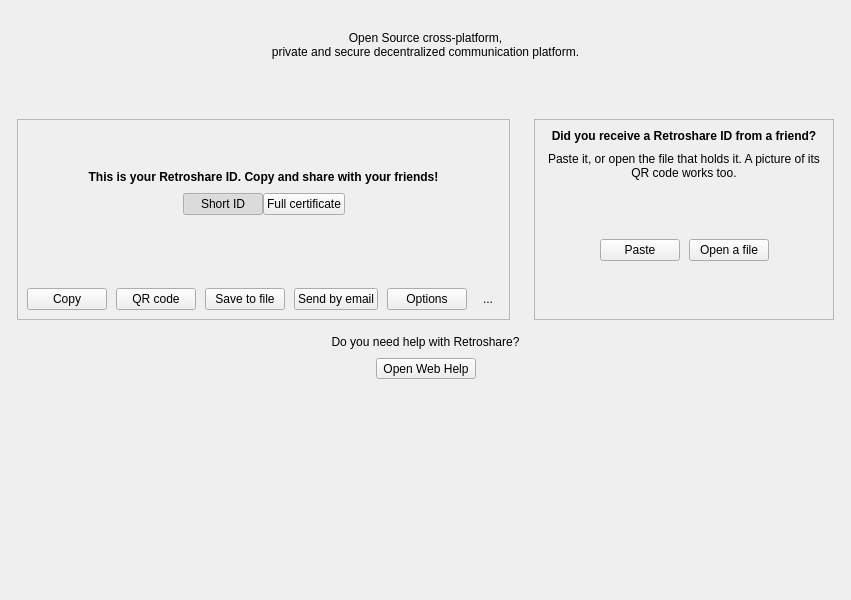
Above: retroshare-gui/src/gui/HomePage.ui from jolavillette/RetroShare before the change. Below: the same form after it.
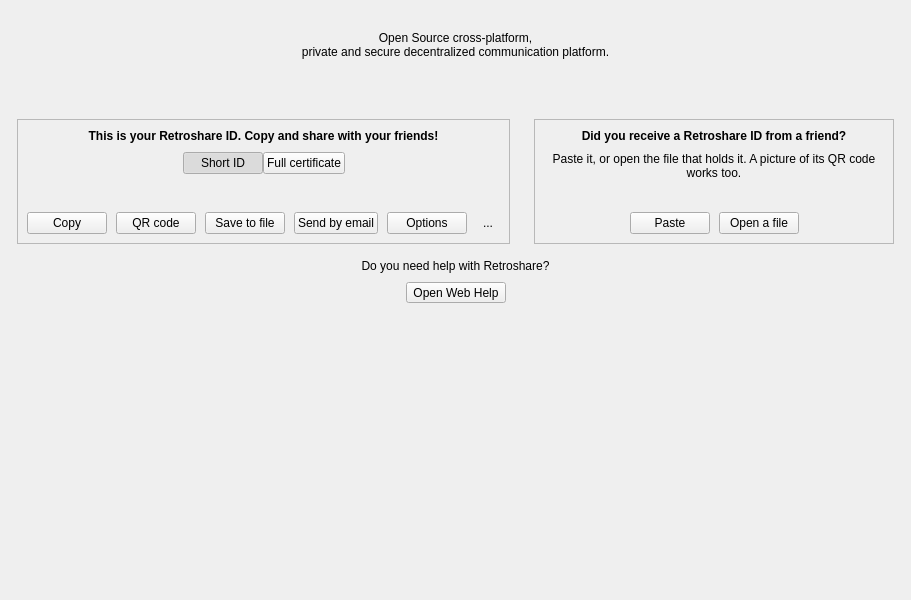
That is the form after the change. Icons and pictures are not drawn.

Commit message:
Home page: the two blocks keep the height of their content
The spacer of the add-friend block made the whole row grow with the
window, which left a large empty area above the Retroshare ID. The
bottom spacer of the page now takes all the spare height, and the
buttons of the add-friend block sit at its bottom, level with those of
the ID block. The add-friend block is wide enough for its title to fit
on one line.

```diff
--- a/retroshare-gui/src/gui/HomePage.ui
+++ b/retroshare-gui/src/gui/HomePage.ui
@@ -13,7 +13,7 @@
   <property name="windowTitle">
    <string>Form</string>
   </property>
-  <layout class="QGridLayout" name="gridLayout">
+  <layout class="QGridLayout" name="gridLayout" rowstretch="0,0,0,0,0,0,1">
    <item row="3" column="1" colspan="3">
     <layout class="QHBoxLayout" name="cardsLayout">
      <property name="spacing">
@@ -302,7 +302,7 @@
        <widget class="QFrame" name="addframe">
         <property name="minimumSize">
          <size>
-          <width>300</width>
+          <width>360</width>
           <height>0</height>
          </size>
         </property>
@@ -411,19 +411,6 @@
            </item>
           </layout>
          </item>
-         <item>
-          <spacer name="addFriendSpacerBottom">
-           <property name="orientation">
-            <enum>Qt::Vertical</enum>
-           </property>
-           <property name="sizeHint" stdset="0">
-            <size>
-             <width>20</width>
-             <height>10</height>
-            </size>
-           </property>
-          </spacer>
-         </item>
         </layout>
        </widget>
       </item>
```
